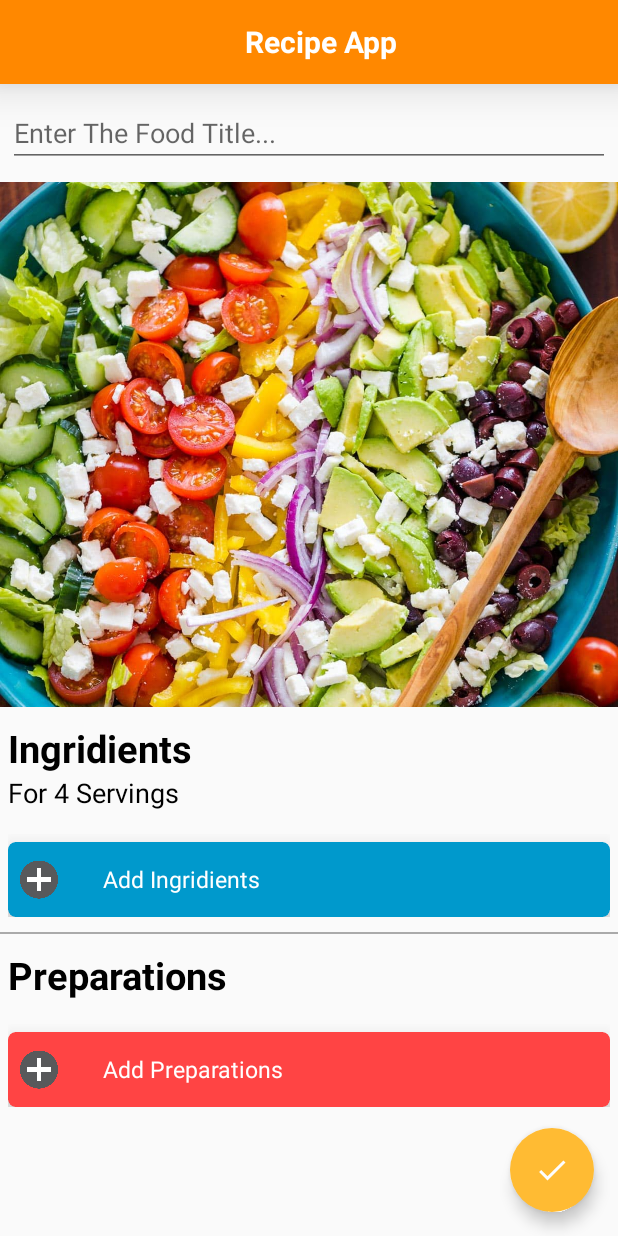
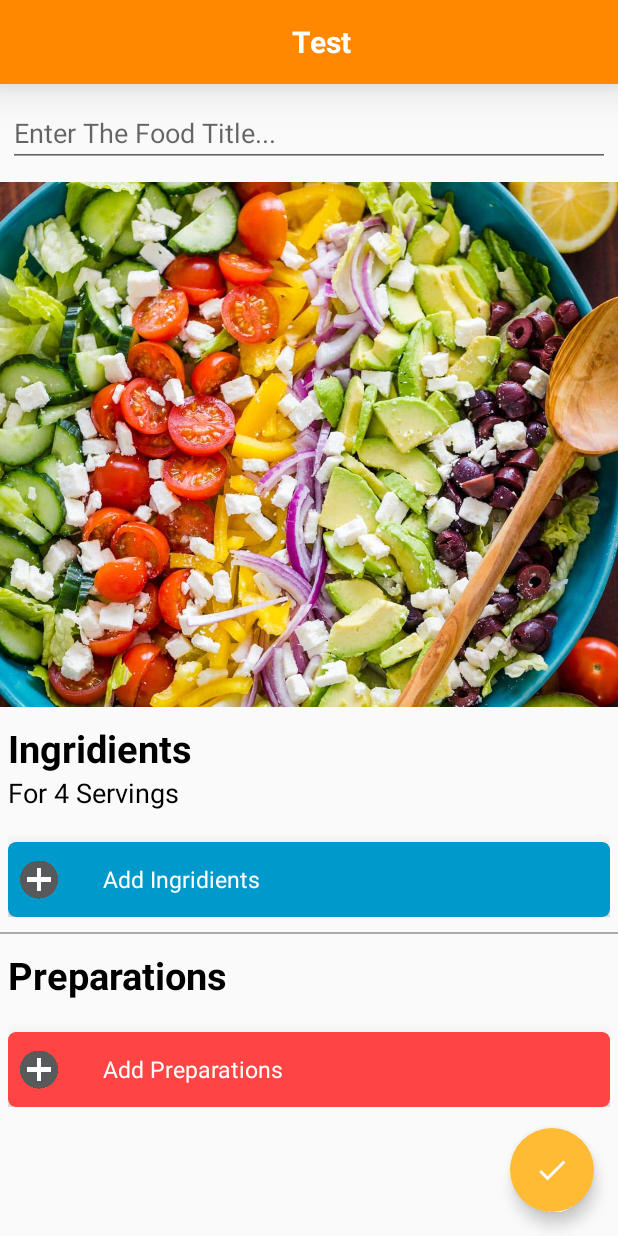
Before and after one commit to arkan481/RecipeApp, an Android app: the screen it shows after launch (MainActivity), after a tap on an icon or button, on a phone screen of 412 x 824 dp. Run offline under Robolectric (Android 15) with nearby library versions, the phone set to English and light mode, and no system bars.

Commit message:
Test Commit

```diff
--- a/app/src/main/res/layout/activity_main.xml
+++ b/app/src/main/res/layout/activity_main.xml
@@ -17,6 +17,7 @@
         android:layout_width="match_parent"
         android:layout_height="?attr/actionBarSize">
         <TextView
+            android:gravity="center"
             android:id="@+id/appbartitleid"
             android:textStyle="bold"
             android:textAlignment="center"
@@ -24,7 +25,7 @@
             android:textSize="20dp"
             android:layout_width="match_parent"
             android:layout_height="wrap_content"
-            android:text="Recipe App"
+            android:text="Test"
             />
     </androidx.appcompat.widget.Toolbar>
     <FrameLayout
```
